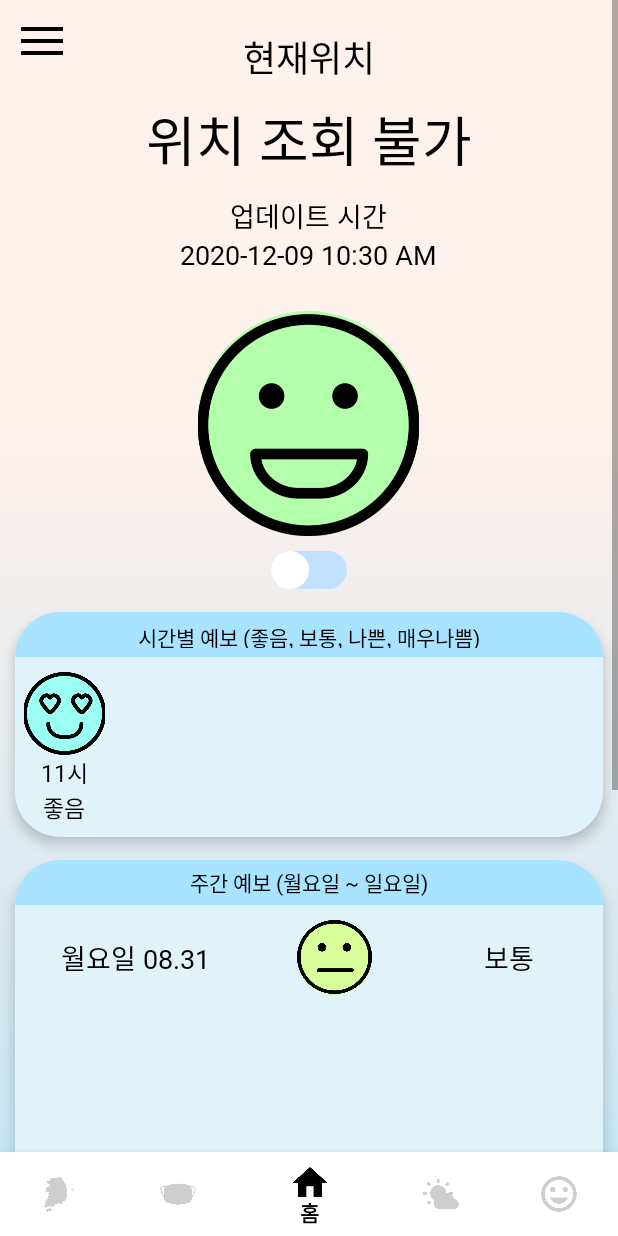
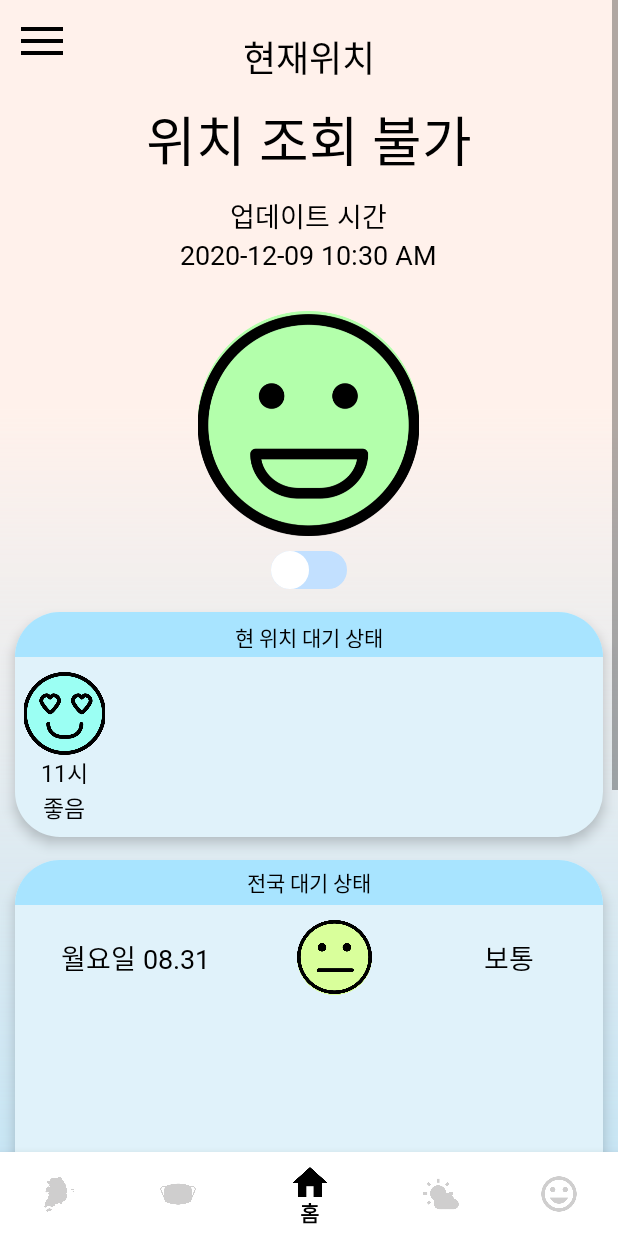
Before and after one commit to TinyWeather/Tiny_Weather, an Android app: the fragment DustFragment placed in its activity, on a phone screen of 412 x 824 dp. Run offline under Robolectric (Android 15) with nearby library versions, the phone set to English and light mode, and no system bars.

Commit message:
+ ) 글 변경

```diff
--- a/app/src/main/res/values/strings.xml
+++ b/app/src/main/res/values/strings.xml
@@ -44,11 +44,11 @@
     </string>
 
     <string name="dust_id2">
-        시간별 예보 (좋음, 보통, 나쁜, 매우나쁨)
+        현 위치 대기 상태
     </string>
 
     <string name="dust_id3">
-        주간 예보 (월요일 ~ 일요일)
+        전국 대기 상태
     </string>
 
     <string name="dust_id4">
```
